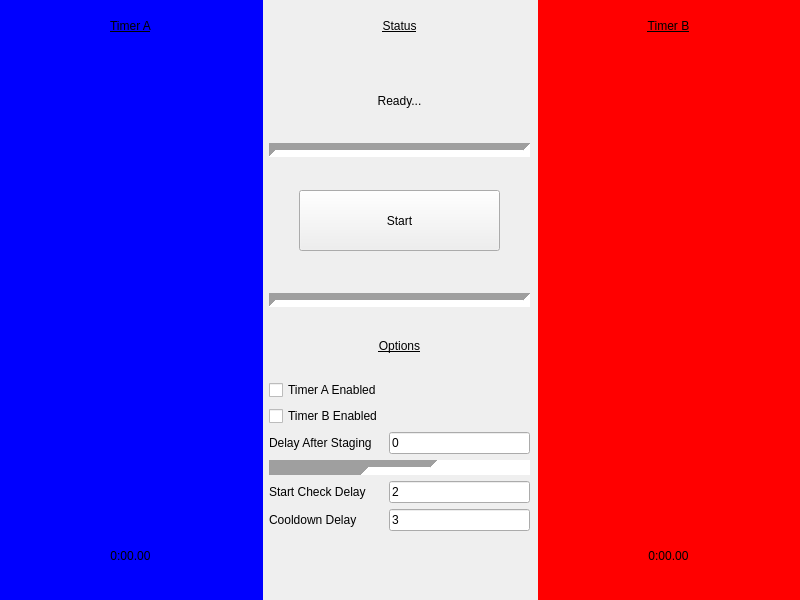
This is V2/GUI.ui in Quantum158/SpeedController as Qt 5 draws it before an edit. The edited form follows.
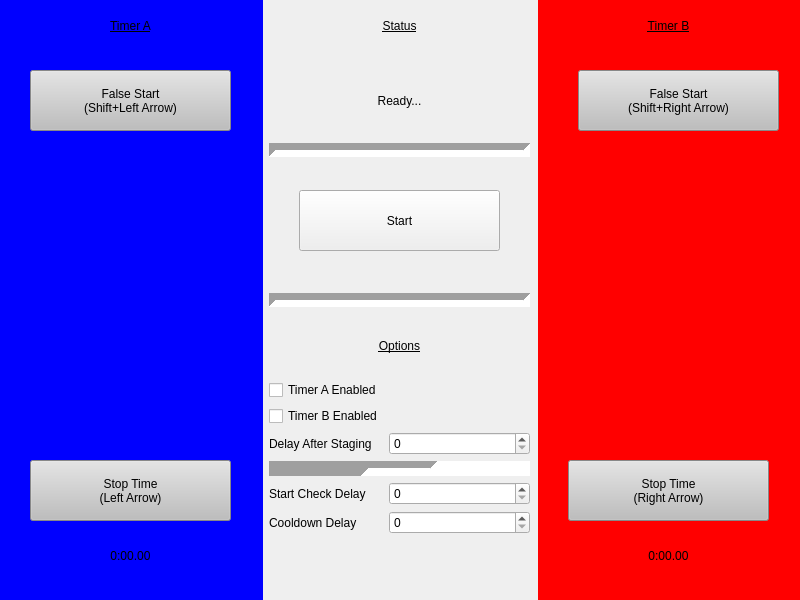
This is the edited form.

Diff of the .ui file:
```diff
--- a/V2/GUI.ui
+++ b/V2/GUI.ui
@@ -101,6 +101,40 @@
          <set>Qt::AlignCenter</set>
         </property>
        </widget>
+       <widget class="QPushButton" name="AFalseStart">
+        <property name="geometry">
+         <rect>
+          <x>30</x>
+          <y>70</y>
+          <width>201</width>
+          <height>61</height>
+         </rect>
+        </property>
+        <property name="styleSheet">
+         <string notr="true">font: 16pt &quot;MS Shell Dlg 2&quot;; background-color: rgb(190, 190, 190);</string>
+        </property>
+        <property name="text">
+         <string>False Start
+(Shift+Left Arrow)</string>
+        </property>
+       </widget>
+       <widget class="QPushButton" name="AStopTime">
+        <property name="geometry">
+         <rect>
+          <x>30</x>
+          <y>460</y>
+          <width>201</width>
+          <height>61</height>
+         </rect>
+        </property>
+        <property name="styleSheet">
+         <string notr="true">font: 16pt &quot;MS Shell Dlg 2&quot;; background-color: rgb(190, 190, 190);</string>
+        </property>
+        <property name="text">
+         <string>Stop Time
+(Left Arrow)</string>
+        </property>
+       </widget>
       </widget>
      </item>
      <item>
@@ -236,7 +270,7 @@
           <x>0</x>
           <y>380</y>
           <width>261</width>
-          <height>151</height>
+          <height>167</height>
          </rect>
         </property>
         <layout class="QFormLayout" name="formLayout_2">
@@ -261,13 +295,6 @@
            </property>
           </widget>
          </item>
-         <item row="2" column="1">
-          <widget class="QLineEdit" name="textStageDelay">
-           <property name="text">
-            <string>0</string>
-           </property>
-          </widget>
-         </item>
          <item row="3" column="0" colspan="2">
           <widget class="Line" name="line_3">
            <property name="minimumSize">
@@ -291,13 +318,6 @@
            </property>
           </widget>
          </item>
-         <item row="4" column="1">
-          <widget class="QLineEdit" name="textCheckDelay">
-           <property name="text">
-            <string>2</string>
-           </property>
-          </widget>
-         </item>
          <item row="5" column="0">
           <widget class="QLabel" name="cooldownDelayLabel">
            <property name="text">
@@ -305,19 +325,24 @@
            </property>
           </widget>
          </item>
+         <item row="2" column="1">
+          <widget class="QSpinBox" name="StageDelaySpin"/>
+         </item>
+         <item row="4" column="1">
+          <widget class="QSpinBox" name="CheckDelaySpin"/>
+         </item>
          <item row="5" column="1">
-          <widget class="QLineEdit" name="textCooldown">
-           <property name="text">
-            <string>3</string>
-           </property>
-          </widget>
+          <widget class="QSpinBox" name="CooldownSpin"/>
          </item>
         </layout>
        </widget>
       </widget>
      </item>
      <item>
-      <widget class="QWidget" name="widget_2" native="true">
+      <widget class="QWidget" name="BHalf" native="true">
+       <property name="enabled">
+        <bool>true</bool>
+       </property>
        <property name="styleSheet">
         <string notr="true">background-color: rgb(255, 0, 0);</string>
        </property>
@@ -360,6 +385,55 @@
          <set>Qt::AlignCenter</set>
         </property>
        </widget>
+       <widget class="QPushButton" name="BStopTime">
+        <property name="enabled">
+         <bool>true</bool>
+        </property>
+        <property name="geometry">
+         <rect>
+          <x>30</x>
+          <y>460</y>
+          <width>201</width>
+          <height>61</height>
+         </rect>
+        </property>
+        <property name="autoFillBackground">
+         <bool>false</bool>
+        </property>
+        <property name="styleSheet">
+         <string notr="true">font: 16pt &quot;MS Shell Dlg 2&quot;; background-color: rgb(190, 190, 190);</string>
+        </property>
+        <property name="text">
+         <string>Stop Time
+(Right Arrow)</string>
+        </property>
+        <property name="autoDefault">
+         <bool>false</bool>
+        </property>
+        <property name="default">
+         <bool>false</bool>
+        </property>
+        <property name="flat">
+         <bool>false</bool>
+        </property>
+       </widget>
+       <widget class="QPushButton" name="BFalseStart">
+        <property name="geometry">
+         <rect>
+          <x>40</x>
+          <y>70</y>
+          <width>201</width>
+          <height>61</height>
+         </rect>
+        </property>
+        <property name="styleSheet">
+         <string notr="true">font: 16pt &quot;MS Shell Dlg 2&quot;; background-color: rgb(190, 190, 190);</string>
+        </property>
+        <property name="text">
+         <string>False Start
+(Shift+Right Arrow)</string>
+        </property>
+       </widget>
       </widget>
      </item>
     </layout>
```
Left out of the diff: 11 changed lines with no effect on the pictures.
